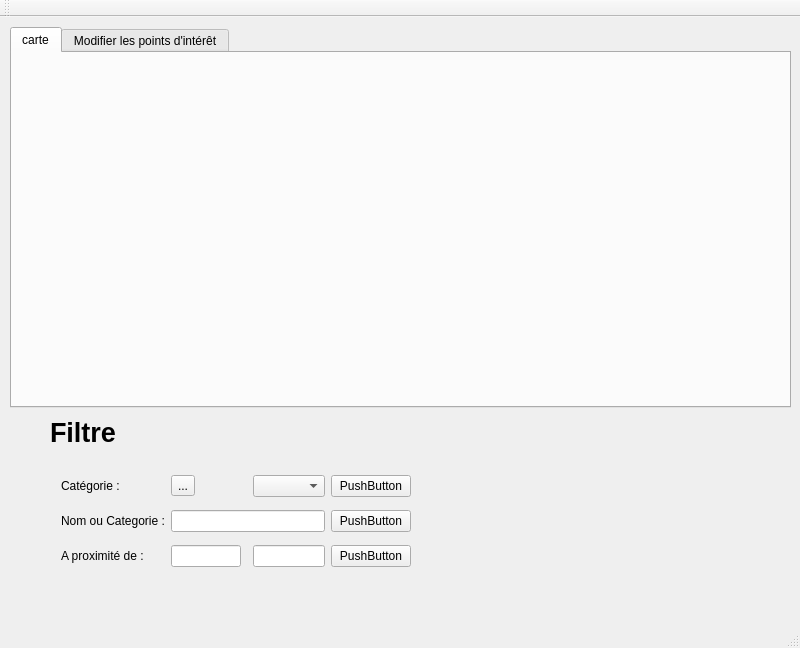
Old version of the form mainwindow.ui in the repository albinpoignot/QtProject.
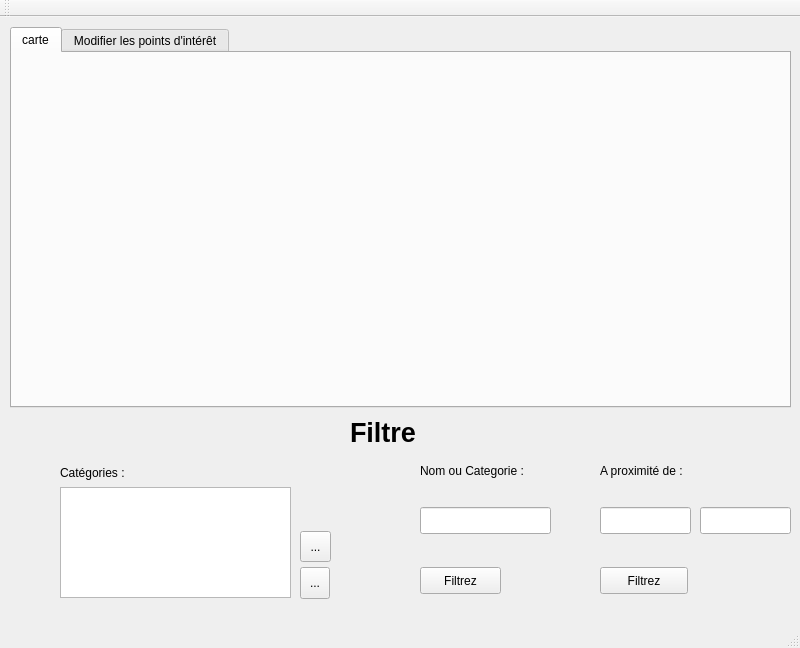
New version of the form. Icons and pictures are not drawn.

Commit message: ajout et suppression de catégories dans qsettings, le filtre n'est pas encore géré

```diff
--- a/mainwindow.ui
+++ b/mainwindow.ui
@@ -54,92 +54,12 @@
      </widget>
     </widget>
    </widget>
-   <widget class="QWidget" name="gridLayoutWidget">
-    <property name="geometry">
-     <rect>
-      <x>50</x>
-      <y>440</y>
-      <width>372</width>
-      <height>131</height>
-     </rect>
-    </property>
-    <layout class="QGridLayout" name="gridLayout">
-     <item row="0" column="3">
-      <widget class="QComboBox" name="catGorieComboBox"/>
-     </item>
-     <item row="0" column="0">
-      <widget class="QLabel" name="catGorieLabel">
-       <property name="text">
-        <string>Catégorie : </string>
-       </property>
-      </widget>
-     </item>
-     <item row="1" column="0">
-      <widget class="QLabel" name="nomOuCategorieLabel">
-       <property name="text">
-        <string>Nom ou Categorie :</string>
-       </property>
-      </widget>
-     </item>
-     <item row="1" column="1" colspan="3">
-      <widget class="QLineEdit" name="lineEdit"/>
-     </item>
-     <item row="0" column="4">
-      <widget class="QPushButton" name="pushButton">
-       <property name="text">
-        <string>PushButton</string>
-       </property>
-      </widget>
-     </item>
-     <item row="1" column="4">
-      <widget class="QPushButton" name="pushButton_2">
-       <property name="text">
-        <string>PushButton</string>
-       </property>
-      </widget>
-     </item>
-     <item row="2" column="4">
-      <widget class="QPushButton" name="pushButton_3">
-       <property name="text">
-        <string>PushButton</string>
-       </property>
-      </widget>
-     </item>
-     <item row="2" column="0">
-      <widget class="QLabel" name="label_2">
-       <property name="text">
-        <string>A proximité de :</string>
-       </property>
-      </widget>
-     </item>
-     <item row="2" column="1">
-      <widget class="QLineEdit" name="lineEdit_2"/>
-     </item>
-     <item row="2" column="3">
-      <widget class="QLineEdit" name="lineEdit_3"/>
-     </item>
-     <item row="0" column="1" colspan="2">
-      <widget class="QToolButton" name="toolButton">
-       <property name="toolTip">
-        <string>Ajouter une catégorie dans la liste</string>
-       </property>
-       <property name="text">
-        <string>...</string>
-       </property>
-       <property name="icon">
-        <iconset>
-         <normaloff>button_add.png</normaloff>button_add.png</iconset>
-       </property>
-      </widget>
-     </item>
-    </layout>
-   </widget>
    <widget class="QLabel" name="label">
     <property name="geometry">
      <rect>
-      <x>50</x>
+      <x>350</x>
       <y>400</y>
-      <width>171</width>
+      <width>71</width>
       <height>31</height>
      </rect>
     </property>
@@ -154,6 +74,148 @@
      <string>Filtre</string>
     </property>
    </widget>
+   <widget class="QLabel" name="label_2">
+    <property name="geometry">
+     <rect>
+      <x>600</x>
+      <y>440</y>
+      <width>116</width>
+      <height>27</height>
+     </rect>
+    </property>
+    <property name="text">
+     <string>A proximité de :</string>
+    </property>
+   </widget>
+   <widget class="QLineEdit" name="lineEdit_2">
+    <property name="geometry">
+     <rect>
+      <x>600</x>
+      <y>490</y>
+      <width>91</width>
+      <height>27</height>
+     </rect>
+    </property>
+   </widget>
+   <widget class="QLineEdit" name="lineEdit_3">
+    <property name="geometry">
+     <rect>
+      <x>700</x>
+      <y>490</y>
+      <width>91</width>
+      <height>27</height>
+     </rect>
+    </property>
+   </widget>
+   <widget class="QPushButton" name="pushButton_3">
+    <property name="geometry">
+     <rect>
+      <x>600</x>
+      <y>550</y>
+      <width>88</width>
+      <height>27</height>
+     </rect>
+    </property>
+    <property name="text">
+     <string>Filtrez</string>
+    </property>
+   </widget>
+   <widget class="QLabel" name="catGorieLabel">
+    <property name="geometry">
+     <rect>
+      <x>60</x>
+      <y>440</y>
+      <width>116</width>
+      <height>32</height>
+     </rect>
+    </property>
+    <property name="text">
+     <string>Catégories : </string>
+    </property>
+   </widget>
+   <widget class="QLabel" name="nomOuCategorieLabel">
+    <property name="geometry">
+     <rect>
+      <x>420</x>
+      <y>440</y>
+      <width>116</width>
+      <height>27</height>
+     </rect>
+    </property>
+    <property name="text">
+     <string>Nom ou Categorie :</string>
+    </property>
+   </widget>
+   <widget class="QPushButton" name="pushButton_2">
+    <property name="geometry">
+     <rect>
+      <x>420</x>
+      <y>550</y>
+      <width>81</width>
+      <height>27</height>
+     </rect>
+    </property>
+    <property name="text">
+     <string>Filtrez</string>
+    </property>
+   </widget>
+   <widget class="QLineEdit" name="lineEdit">
+    <property name="geometry">
+     <rect>
+      <x>420</x>
+      <y>490</y>
+      <width>131</width>
+      <height>27</height>
+     </rect>
+    </property>
+   </widget>
+   <widget class="QToolButton" name="toolButton">
+    <property name="geometry">
+     <rect>
+      <x>300</x>
+      <y>550</y>
+      <width>30</width>
+      <height>32</height>
+     </rect>
+    </property>
+    <property name="toolTip">
+     <string>Ajouter une catégorie dans la liste</string>
+    </property>
+    <property name="text">
+     <string>...</string>
+    </property>
+    <property name="icon">
+     <iconset>
+      <normaloff>button_add.png</normaloff>button_add.png</iconset>
+    </property>
+   </widget>
+   <widget class="QListView" name="listView">
+    <property name="geometry">
+     <rect>
+      <x>60</x>
+      <y>470</y>
+      <width>231</width>
+      <height>111</height>
+     </rect>
+    </property>
+   </widget>
+   <widget class="QToolButton" name="toolButton_2">
+    <property name="geometry">
+     <rect>
+      <x>300</x>
+      <y>514</y>
+      <width>31</width>
+      <height>31</height>
+     </rect>
+    </property>
+    <property name="text">
+     <string>...</string>
+    </property>
+    <property name="icon">
+     <iconset>
+      <normaloff>button_add_files/button_delete.png</normaloff>button_add_files/button_delete.png</iconset>
+    </property>
+   </widget>
   </widget>
   <widget class="QMenuBar" name="menuBar">
    <property name="geometry">
```
The commit also changes 10 other files.
